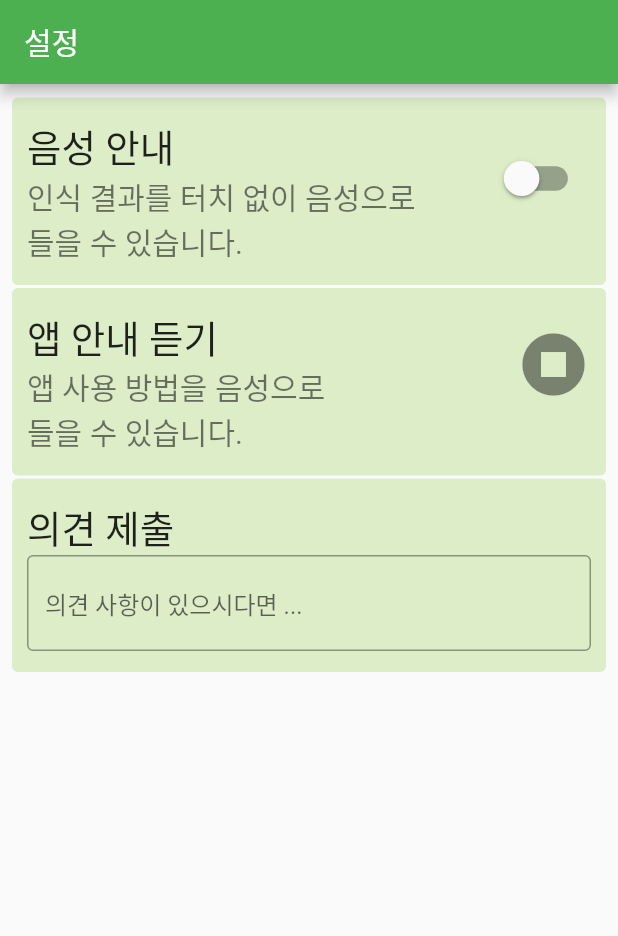
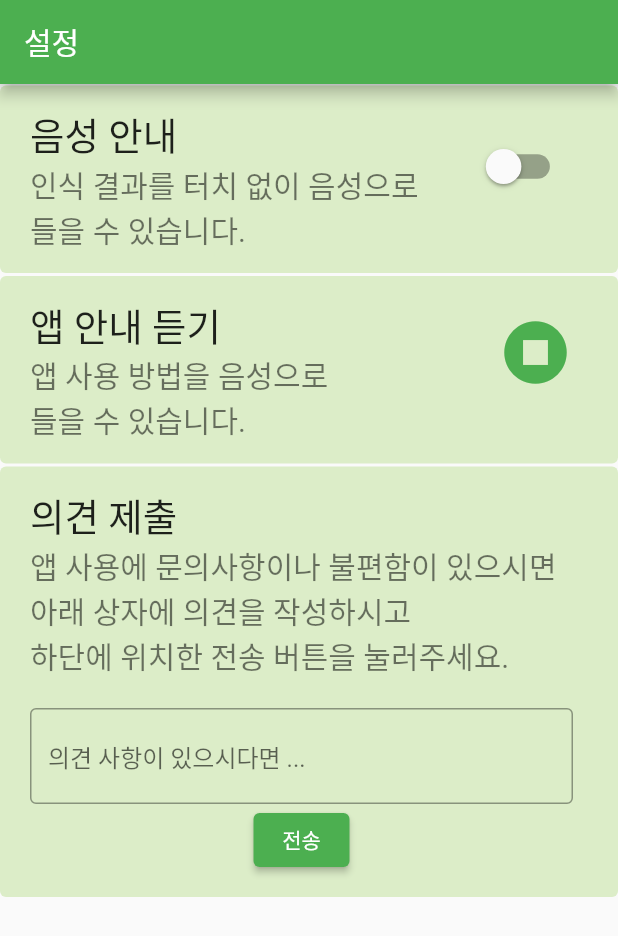
Before and after one commit to goodtjdud/settingpage, a Flutter app: the screen it shows after launch, after a tap on the "play circle" icon, on a phone screen of 412 x 824 dp. Shown: the top 936 px of the screen. Run offline on Flutter 3.47's test engine with Material 2 defaults, Android fonts, the phone set to English and light mode, and no system bars; our stand-ins replace audioplayers.

Commit message:
with send button

```diff
--- a/lib/main.dart
+++ b/lib/main.dart
@@ -33,7 +33,7 @@ class SettingPage extends StatefulWidget {
 }
 int musicStart = 0;
 Icon play = Icon(Icons.play_circle,
-  color: Colors.black,
+  color: Colors.green,
   size: 40,);
 final player = AudioPlayer();
 var isSwitched = false;
@@ -46,17 +46,20 @@ class _SettingPageState extends State<SettingPage> {
     return Scaffold(
       appBar: AppBar(title: const Text("설정")),
       body: SafeArea(
-        child: Padding(
-          padding: const EdgeInsets.all(8.0),
-          child:
-            ListView(
+        child: Builder(
+          builder: (context) {
+            return GestureDetector(
+              onTap: () {
+                FocusScope.of(context).unfocus();
+              },
+              child: ListView(
                 children: [
                     Card(
                       color: Colors.lightGreen[100],
                       elevation: 0,
                       margin: const EdgeInsets.symmetric(vertical: 1),
                       child: ListTile(
-                    contentPadding: EdgeInsets.fromLTRB(10, 10, 10, 10),
+                      contentPadding: EdgeInsets.fromLTRB(20, 10, 30, 10),
 
                       title: SizedBox(
                       child: Text(
@@ -94,7 +97,7 @@ class _SettingPageState extends State<SettingPage> {
                       elevation: 0,
                       margin: const EdgeInsets.symmetric(vertical: 1),
                       child: ListTile(
-                        contentPadding: EdgeInsets.fromLTRB(10, 10, 10, 10),
+                          contentPadding: EdgeInsets.fromLTRB(20, 10, 30, 10),
 
                           title: SizedBox(
                             child: Text(
@@ -111,6 +114,7 @@ class _SettingPageState extends State<SettingPage> {
                             ),),
                           trailing: IconButton(
                                   icon: play,
+                                  color: Colors.green,
                                   iconSize:50,
                                   padding: EdgeInsets.all(0.0),
                                   splashRadius: 25.0,
@@ -121,14 +125,14 @@ class _SettingPageState extends State<SettingPage> {
                                       play = Icon(
                                         Icons.stop_circle,
                                       );
-                                    print("music started");}
+                                      print("played");}
                                     else {
                                       player.stop();
                                       musicStart = 0;
                                       play = Icon(
                                         Icons.play_circle,
                                       );
-                                    print("music stopped");}
+                                      print("stopped");}
                                   },
                                   ),)
                       )
@@ -137,8 +141,9 @@ class _SettingPageState extends State<SettingPage> {
                       color: Colors.lightGreen[100],
                       elevation: 0,
                       margin: const EdgeInsets.symmetric(vertical: 1),
+                      child: SingleChildScrollView(
                         child: ListTile(
-                        contentPadding: EdgeInsets.fromLTRB(10, 10, 10, 10),
+                            contentPadding: EdgeInsets.fromLTRB(20, 10, 30, 10),
 
                             title: SizedBox(
                               child: Text(
@@ -147,19 +152,43 @@ class _SettingPageState extends State<SettingPage> {
                                     fontSize:25),
                               ),
                             ),
-                        subtitle: SizedBox(
+                            subtitle: Column(
+                              crossAxisAlignment: CrossAxisAlignment.start,
+                              children: [
+                                Text("앱 사용에 문의사항이나 불편함이 있으시면 \n아래 상자에 의견을 작성하시고 \n하단에 위치한 전송 버튼을 눌러주세요.",
+                              style: TextStyle(
+                                  fontSize: 20),
+                            ),
+                                SizedBox(height:20),
+                                SizedBox(
                                   child: TextField(
                                     controller: editingController,
+                                    minLines: 1,
+                                    maxLines:10,
+                                    keyboardType: TextInputType.multiline,
                                     decoration: InputDecoration(
                                         hintText: "의견 사항이 있으시다면 ...",
                                         border: OutlineInputBorder(),
                                     )
                                   ),
+                                ),
+                                Center(
+                                  child: ElevatedButton(
+                                      onPressed: (){
+                                        print(editingController.text);
+                                      },
+                                      child: Text("전송"),
+                                  ),
                                 )
+                              ],
+                            )
+                        ),
                       )
                   ),
                 ]
               ),
+            );
+          }
         ),
       ),
     );
```
Lines whose indentation alone changed are shown as unchanged.
